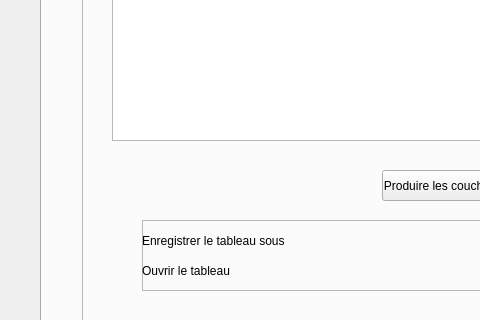
Qt form eco_cont_dialog_base.ui (MathieuChailloux/BioDispersal) before a commit; both pictures show x 0 to 480 and y 376 to 696 of the 939 by 780 pixel window.
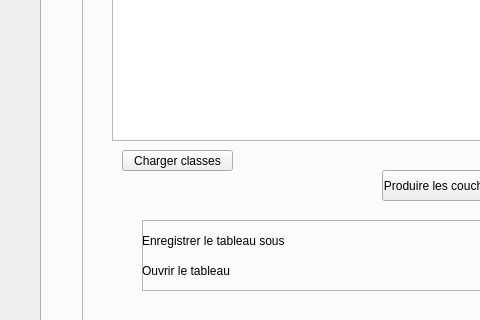
The same form after that commit. The open tabs and pages were chosen to show the change. Custom widgets are drawn as their Qt base class.

Commit message: Loading layers from Cost file widgets. New button to reload classes in friction tab in case of consistency loss. Raster type set to Int32 (Int16 not enough in use case with 100k friction value).

Patch:
```diff
--- a/eco_cont_dialog_base.ui
+++ b/eco_cont_dialog_base.ui
@@ -1676,6 +1676,19 @@
       </widget>
      </widget>
     </widget>
+    <widget class="QPushButton" name="frictionLoadClass">
+     <property name="geometry">
+      <rect>
+       <x>80</x>
+       <y>480</y>
+       <width>111</width>
+       <height>21</height>
+      </rect>
+     </property>
+     <property name="text">
+      <string>Charger classes</string>
+     </property>
+    </widget>
    </widget>
    <widget class="QWidget" name="tab">
     <attribute name="title">
```
Left out of the diff: 2 changed lines with no effect on the pictures. The commit also changes 6 other files.
